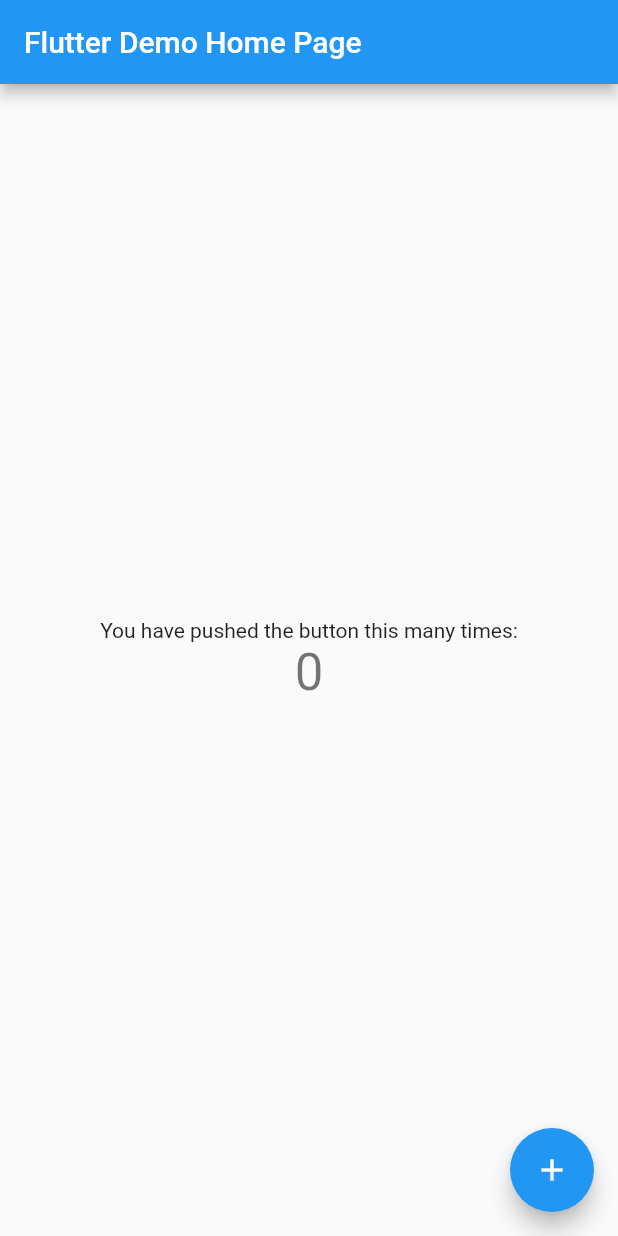
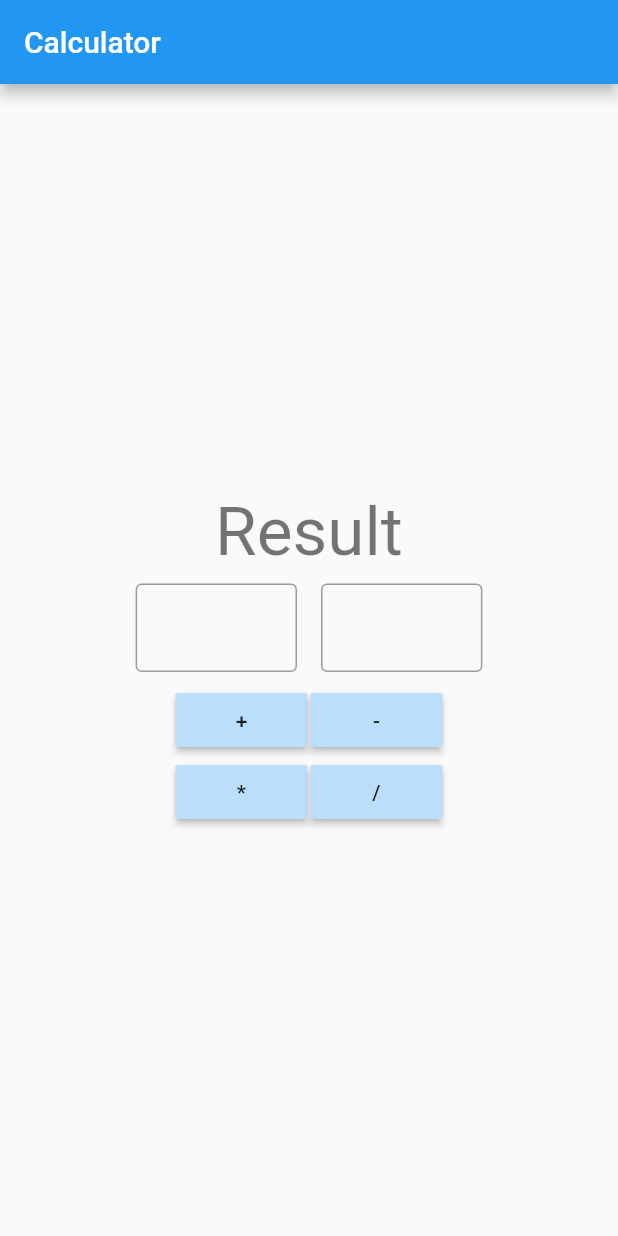
Before and after one commit to hutomosaktikartiko/Learn-Unit-Testing, a Flutter app: the screen it shows after launch, on a phone screen of 412 x 824 dp. Run offline on Flutter 3.47's test engine with Material 2 defaults, Android fonts, the phone set to English and light mode, and no system bars; our stand-ins replace dio.

Commit message:
2: Unit testing & widget testing

```diff
--- a/lib/main.dart
+++ b/lib/main.dart
@@ -1,118 +1,13 @@
-import 'package:dio/dio.dart';
-import 'package:flutter/material.dart';
-import 'package:unit_testing/test_1/utils/calculator.dart';
+import 'test_2/calculator.dart';
+
+const String activeMain = "test_2";
 
 void main() {
-  print(calculateBMIAcyns(Dio()));
-  runApp(const MyApp());
-}
-
-class MyApp extends StatelessWidget {
-  const MyApp({super.key});
-
-  // This widget is the root of your application.
-  @override
-  Widget build(BuildContext context) {
-    return MaterialApp(
-      title: 'Flutter Demo',
-      theme: ThemeData(
-        // This is the theme of your application.
-        //
-        // Try running your application with "flutter run". You'll see the
-        // application has a blue toolbar. Then, without quitting the app, try
-        // changing the primarySwatch below to Colors.green and then invoke
-        // "hot reload" (press "r" in the console where you ran "flutter run",
-        // or simply save your changes to "hot reload" in a Flutter IDE).
-        // Notice that the counter didn't reset back to zero; the application
-        // is not restarted.
-        primarySwatch: Colors.blue,
-      ),
-      home: const MyHomePage(title: 'Flutter Demo Home Page'),
-    );
+  switch (activeMain) {
+    case "test_1":
+      break;
+    case "test_2":
+      mainTest2();
+      break;
   }
 }
-
-class MyHomePage extends StatefulWidget {
-  const MyHomePage({super.key, required this.title});
-
-  // This widget is the home page of your application. It is stateful, meaning
-  // that it has a State object (defined below) that contains fields that affect
-  // how it looks.
-
-  // This class is the configuration for the state. It holds the values (in this
-  // case the title) provided by the parent (in this case the App widget) and
-  // used by the build method of the State. Fields in a Widget subclass are
-  // always marked "final".
-
-  final String title;
-
-  @override
-  State<MyHomePage> createState() => _MyHomePageState();
-}
-
-class _MyHomePageState extends State<MyHomePage> {
-  int _counter = 0;
-
-  void _incrementCounter() {
-    setState(() {
-      // This call to setState tells the Flutter framework that something has
-      // changed in this State, which causes it to rerun the build method below
-      // so that the display can reflect the updated values. If we changed
-      // _counter without calling setState(), then the build method would not be
-      // called again, and so nothing would appear to happen.
-      _counter++;
-    });
-  }
-
-  @override
-  Widget build(BuildContext context) {
-    // This method is rerun every time setState is called, for instance as done
-    // by the _incrementCounter method above.
-    //
-    // The Flutter framework has been optimized to make rerunning build methods
-    // fast, so that you can just rebuild anything that needs updating rather
-    // than having to individually change instances of widgets.
-    return Scaffold(
-      appBar: AppBar(
-        // Here we take the value from the MyHomePage object that was created by
-        // the App.build method, and use it to set our appbar title.
-        title: Text(widget.title),
-      ),
-      body: Center(
-        // Center is a layout widget. It takes a single child and positions it
-        // in the middle of the parent.
-        child: Column(
-          // Column is also a layout widget. It takes a list of children and
-          // arranges them vertically. By default, it sizes itself to fit its
-          // children horizontally, and tries to be as tall as its parent.
-          //
-          // Invoke "debug painting" (press "p" in the console, choose the
-          // "Toggle Debug Paint" action from the Flutter Inspector in Android
-          // Studio, or the "Toggle Debug Paint" command in Visual Studio Code)
-          // to see the wireframe for each widget.
-          //
-          // Column has various properties to control how it sizes itself and
-          // how it positions its children. Here we use mainAxisAlignment to
-          // center the children vertically; the main axis here is the vertical
-          // axis because Columns are vertical (the cross axis would be
-          // horizontal).
-          mainAxisAlignment: MainAxisAlignment.center,
-          children: <Widget>[
-            const Text(
-              'You have pushed the button this many times:',
-            ),
-            Text(
-              '$_counter',
-              style: Theme.of(context).textTheme.headline4,
-            ),
-          ],
-        ),
-      ),
-      floatingActionButton: FloatingActionButton(
-        onPressed: _incrementCounter,
-        tooltip: 'Increment',
-        child: const Icon(Icons.add),
-      ), // This trailing comma makes auto-formatting nicer for build methods.
-    );
-  }
-}
--- /dev/null
+++ b/lib/test_2/calculator.dart
@@ -0,0 +1,18 @@
+import 'package:flutter/material.dart';
+
+import 'view/calculator_page.dart';
+
+void mainTest2() {
+  runApp(const MyApp());
+}
+
+class MyApp extends StatelessWidget {
+  const MyApp({super.key});
+
+  @override
+  Widget build(BuildContext context) {
+    return const MaterialApp(
+      home: CalculatorPage(),
+    );
+  }
+}
--- /dev/null
+++ b/lib/test_2/view/calculator_page.dart
@@ -0,0 +1,146 @@
+import 'package:flutter/material.dart';
+
+import '../logic/operation.dart';
+
+class CalculatorPage extends StatefulWidget {
+  const CalculatorPage({super.key});
+
+  @override
+  State<CalculatorPage> createState() => _CalculatorPageState();
+}
+
+class _CalculatorPageState extends State<CalculatorPage> {
+  late final TextEditingController firstOperanController;
+  late final TextEditingController secondOperandController;
+  final operation = Operation();
+  double? result;
+
+  @override
+  void initState() {
+    firstOperanController = TextEditingController();
+    secondOperandController = TextEditingController();
+    super.initState();
+  }
+
+  @override
+  void dispose() {
+    firstOperanController.dispose();
+    secondOperandController.dispose();
+    super.dispose();
+  }
+
+  @override
+  Widget build(BuildContext context) {
+    return Scaffold(
+      appBar: AppBar(
+        title: const Text("Calculator"),
+      ),
+      body: Center(
+        child: SizedBox(
+          width: MediaQuery.of(context).size.width * 0.6,
+          height: MediaQuery.of(context).size.height,
+          child: Column(
+            mainAxisAlignment: MainAxisAlignment.center,
+            children: [
+              Text(
+                key: const ValueKey("result"),
+                result?.toString() ?? "Result",
+                style: Theme.of(context).textTheme.headline3,
+              ),
+              Row(
+                mainAxisAlignment: MainAxisAlignment.center,
+                children: [
+                  Expanded(
+                    child: Padding(
+                      padding: const EdgeInsets.all(8),
+                      child: TextField(
+                        key: const ValueKey("firstOperand"),
+                        controller: firstOperanController,
+                        keyboardType: TextInputType.number,
+                        decoration: const InputDecoration(
+                          border: OutlineInputBorder(),
+                        ),
+                      ),
+                    ),
+                  ),
+                  Expanded(
+                    child: Padding(
+                      padding: const EdgeInsets.all(8),
+                      child: TextField(
+                        key: const ValueKey("secondOperand"),
+                        controller: secondOperandController,
+                        keyboardType: TextInputType.number,
+                        decoration: const InputDecoration(
+                          border: OutlineInputBorder(),
+                        ),
+                      ),
+                    ),
+                  ),
+                ],
+              ),
+              Wrap(
+                spacing: 2,
+                children: [
+                  MaterialButton(
+                    color: Theme.of(context).primaryColorLight,
+                    child: const Text("+"),
+                    onPressed: () {
+                      setState(() {
+                        result = operation
+                            .sum(
+                              operand1: int.parse(firstOperanController.text),
+                              operand2: int.parse(secondOperandController.text),
+                            )
+                            .toDouble();
+                      });
+                    },
+                  ),
+                  MaterialButton(
+                    color: Theme.of(context).primaryColorLight,
+                    child: const Text("-"),
+                    onPressed: () {
+                      setState(() {
+                        result = operation
+                            .difference(
+                              operand1: int.parse(firstOperanController.text),
+                              operand2: int.parse(secondOperandController.text),
+                            )
+                            .toDouble();
+                      });
+                    },
+                  ),
+                  MaterialButton(
+                    color: Theme.of(context).primaryColorLight,
+                    child: const Text("*"),
+                    onPressed: () {
+                      setState(() {
+                        result = operation
+                            .product(
+                              operand1: int.parse(firstOperanController.text),
+                              operand2: int.parse(secondOperandController.text),
+                            )
+                            .toDouble();
+                      });
+                    },
+                  ),
+                  MaterialButton(
+                    color: Theme.of(context).primaryColorLight,
+                    child: const Text("/"),
+                    onPressed: () {
+                      setState(() {
+                        result = operation.division(
+                          operand1: int.parse(firstOperanController.text),
+                          operand2: int.parse(secondOperandController.text),
+                        );
+                      });
+                    },
+                  ),
+                ],
+              )
+            ],
+          ),
+        ),
+      ),
+    );
+  }
+}
```
Also changed, not shown: lib/test_2/logic/operation.dart (added, +17 -0 lines), 3 other files.
